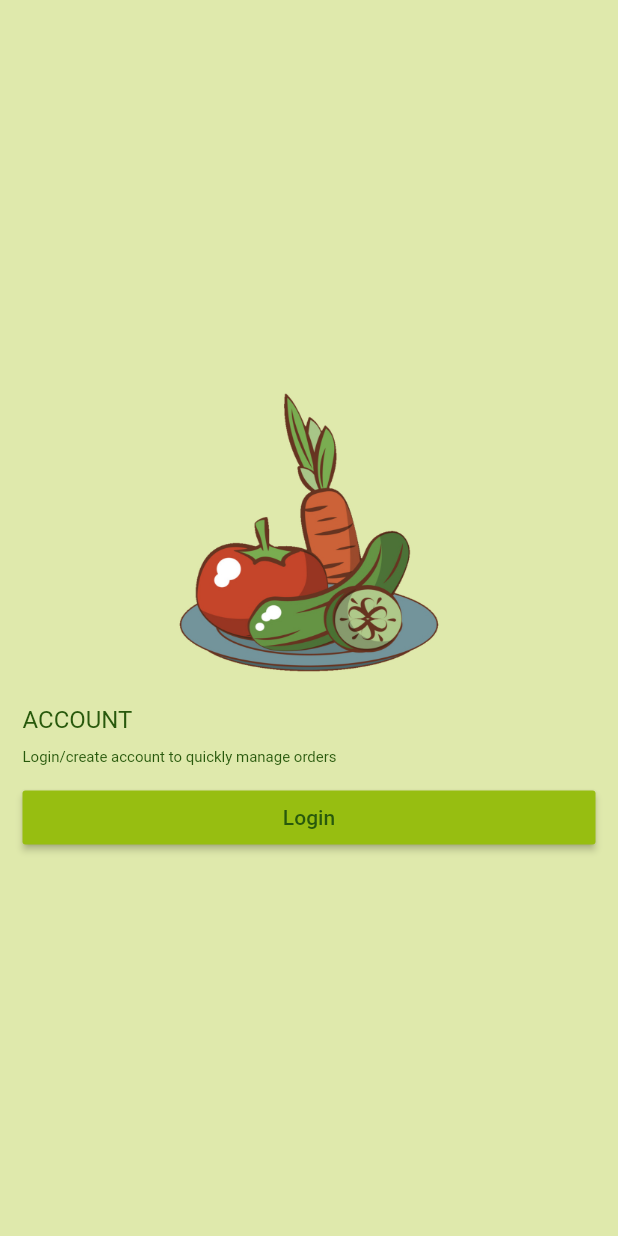
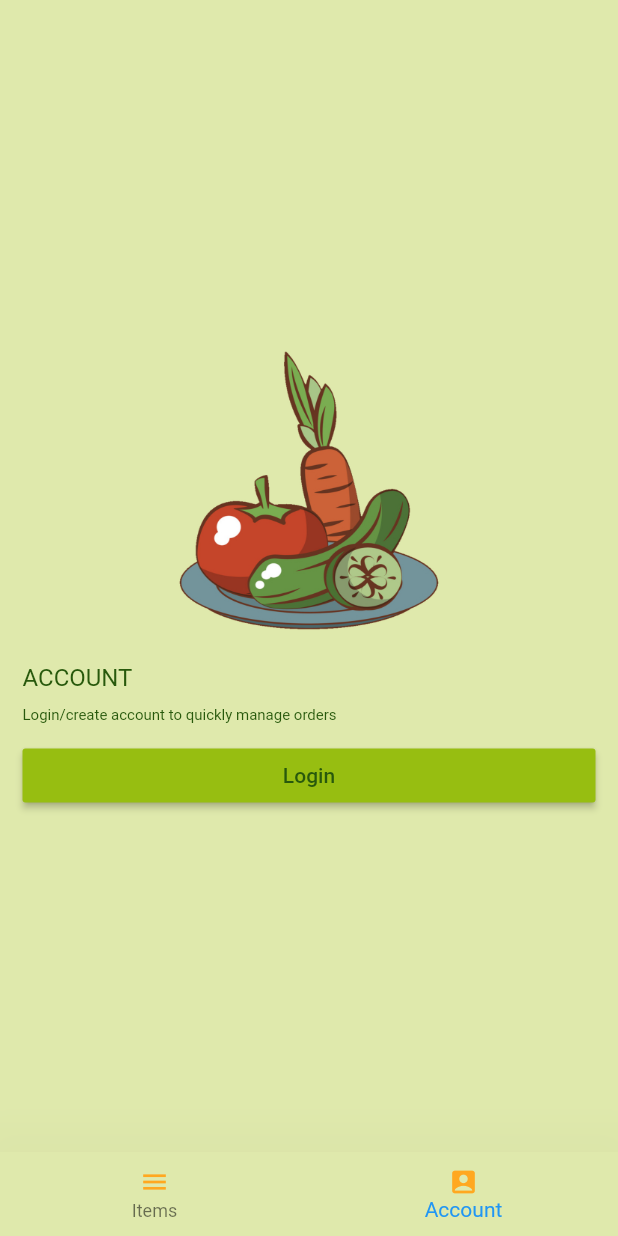
Before and after one commit to sabsgeo/delivery-app, a Flutter app: the screen it shows after launch, on a phone screen of 412 x 824 dp. Run offline on Flutter 3.47's test engine with Material 2 defaults, Android fonts, the phone set to English and light mode, and no system bars; our stand-ins replace cloud_firestore, firebase_auth, hexcolor, sms_autofill; accounts and stored records are empty.

Commit message:
[WIP]:added bottom navigation

```diff
--- a/lib/screens/wrapper.dart
+++ b/lib/screens/wrapper.dart
@@ -1,9 +1,49 @@
 import 'package:flutter/material.dart';
+import 'package:hexcolor/hexcolor.dart';
 import 'package:vegitabledelivery/screens/authenticate/authenticate.dart';
 
-class Wrapper extends StatelessWidget {
+class Wrapper extends StatefulWidget {
+  @override
+  _WrapperState createState() => _WrapperState();
+}
+
+class _WrapperState extends State<Wrapper> {
+  int _selectedIndex = 1;
+
   @override
   Widget build(BuildContext context) {
-    return Authenticate();
+    List<Widget> _widgetOptions = <Widget>[
+      Text(
+        'Index 0: Home',
+      ),
+      Authenticate()
+    ];
+
+    return Scaffold(
+      body: Center(
+        child: _widgetOptions.elementAt(_selectedIndex),
+      ),
+      bottomNavigationBar: BottomNavigationBar(
+        iconSize: 20.0,
+        backgroundColor: Hexcolor('#DFE9AC'),
+        elevation: 50.0,
+        items: <BottomNavigationBarItem>[
+          BottomNavigationBarItem(
+            icon: Icon(Icons.menu, color: Hexcolor('#FFA820'),),
+            title: Text('Items', style: TextStyle(fontSize: 12.0, color: Hexcolor('#FFA820')),),
+          ),
+          BottomNavigationBarItem(
+            icon: Icon(Icons.account_box, color: Hexcolor('#FFA820'),),
+            title: Text('Account', style: TextStyle(fontSize: 12.0, color: Hexcolor('#FFA820')),),
+          ),
+        ],
+        currentIndex: _selectedIndex,
+        onTap: (int index) {
+          setState(() {
+            _selectedIndex = index;
+          });
+        },
+      ),
+    );
   }
 }
```
